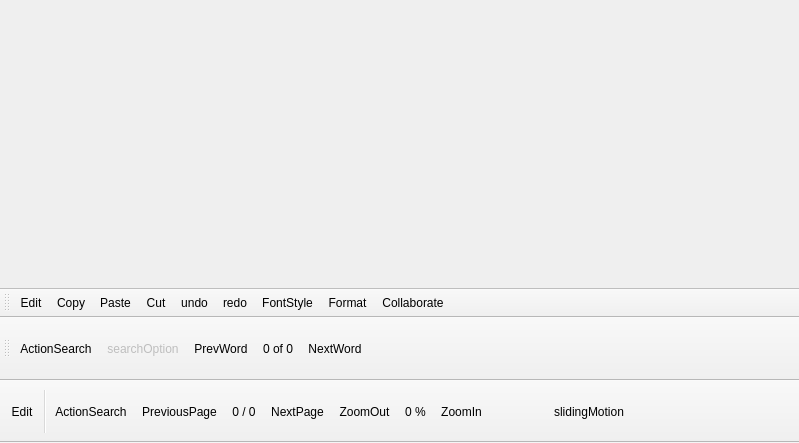
KDE/calligra, file tools/f-office/MainWindow.ui: the form before one commit.
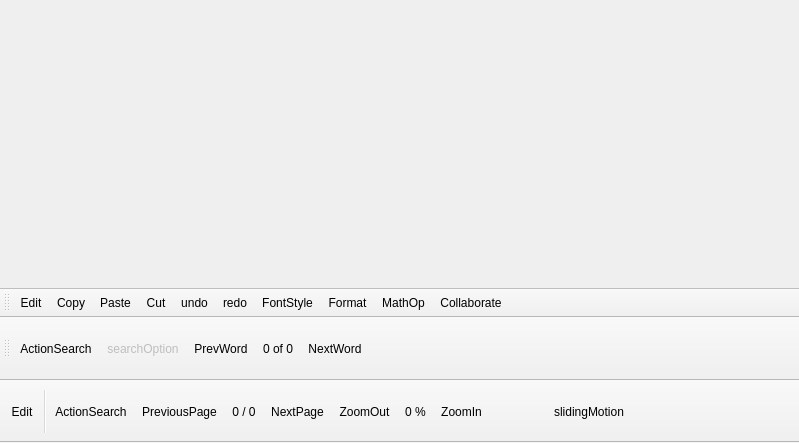
The form after the commit. Icons and pictures are not drawn.

Patch:
```diff
--- a/tools/f-office/MainWindow.ui
+++ b/tools/f-office/MainWindow.ui
@@ -122,6 +122,7 @@
    <addaction name="actionRedo"/>
    <addaction name="actionStyle"/>
    <addaction name="actionFormat"/>
+   <addaction name="actionMathOp"/>
    <addaction name="actionCollaborate"/>
   </widget>
   <action name="actionSearch">
@@ -367,6 +368,9 @@
    </property>
   </action>
   <action name="actionFormat">
+   <property name="enabled">
+    <bool>true</bool>
+   </property>
    <property name="icon">
     <iconset resource="FreOffice.qrc">
      <normaloff>:/images/48x48/Edittoolbaricons/Format.png</normaloff>:/images/48x48/Edittoolbaricons/Format.png</iconset>
@@ -447,6 +451,15 @@
     <string>slidingMotion</string>
    </property>
   </action>
+  <action name="actionMathOp">
+   <property name="icon">
+    <iconset resource="FreOffice.qrc">
+     <normaloff>:/images/48x48/Edittoolbaricons/Math.png</normaloff>:/images/48x48/Edittoolbaricons/Math.png</iconset>
+   </property>
+   <property name="text">
+    <string>MathOp</string>
+   </property>
+  </action>
  </widget>
  <resources>
   <include location="FreOffice.qrc"/>
```
Left out of the diff: 3 changed lines with no effect on the pictures.
